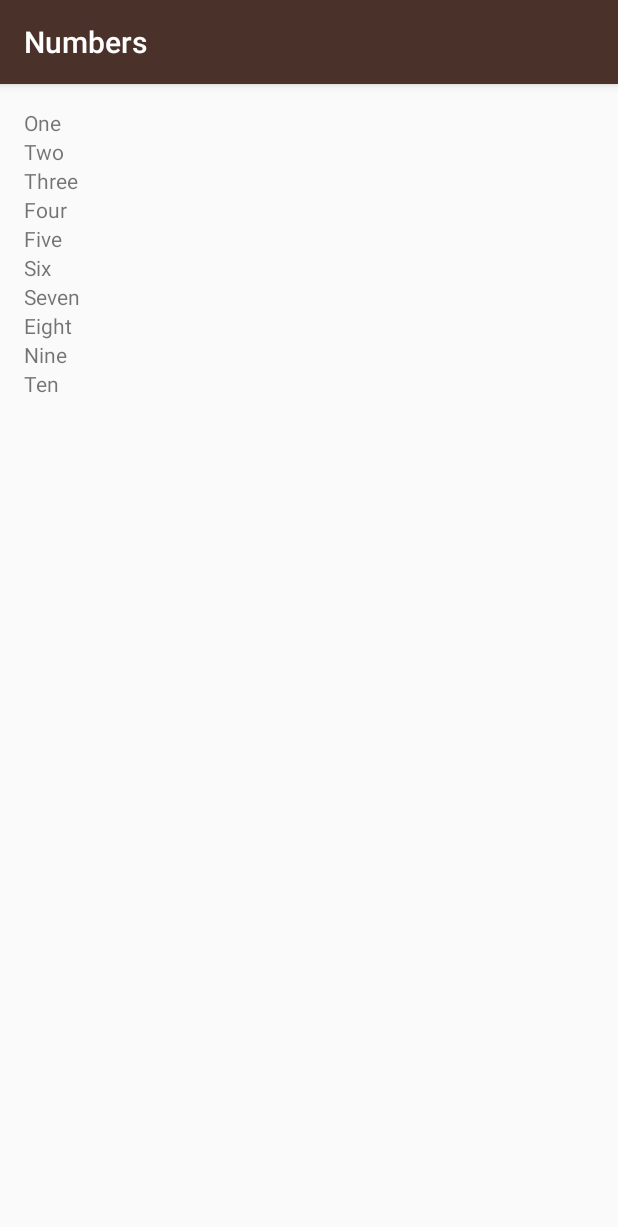
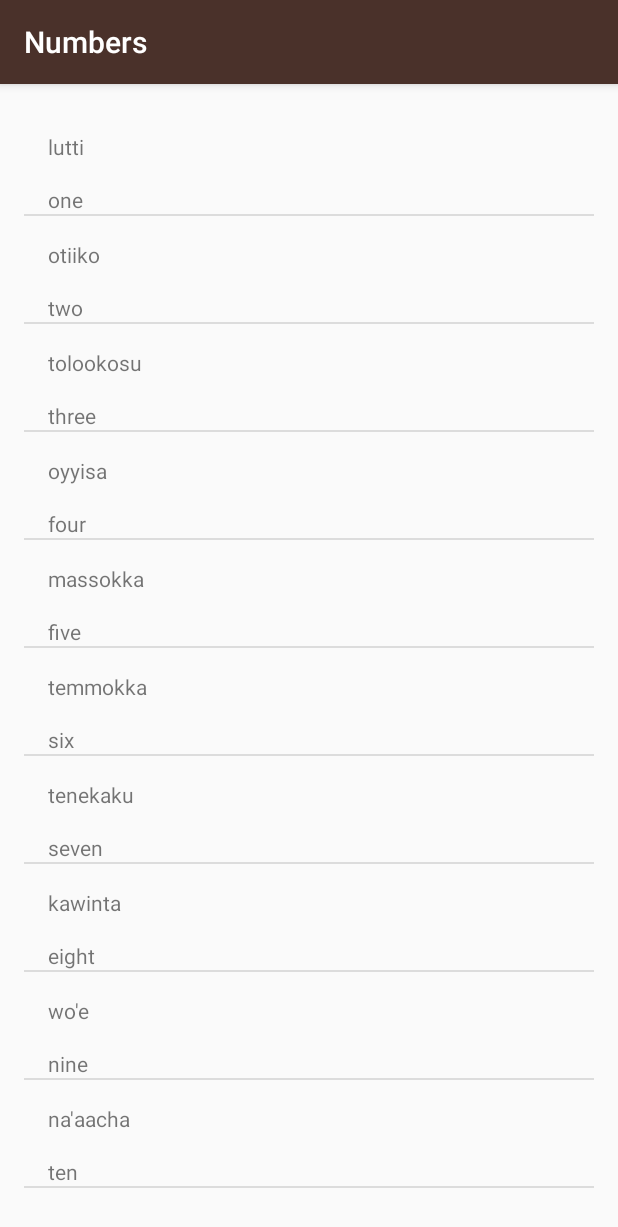
Before and after one commit to othesius-exe/miwok, an Android app: the NumbersActivity screen opened directly, with no data from a screen before it, on a phone screen of 412 x 824 dp. Shown: the top 1227 px of the screen. Run offline under Robolectric (Android 15) with nearby library versions, the phone set to English and light mode, and no system bars.

Commit message:
Added remaining word lists, refactored code

```diff
--- a/app/src/main/java/com/example/android/miwok/NumbersActivity.java
+++ b/app/src/main/java/com/example/android/miwok/NumbersActivity.java
@@ -2,8 +2,7 @@ package com.example.android.miwok;
 
 import android.os.Bundle;
 import android.support.v7.app.AppCompatActivity;
-import android.widget.LinearLayout;
-import android.widget.TextView;
+import android.widget.ListView;
 
 import java.util.ArrayList;
 
@@ -12,28 +11,29 @@ public class NumbersActivity extends AppCompatActivity {
     @Override
     protected void onCreate(Bundle savedInstanceState) {
         super.onCreate(savedInstanceState);
-        setContentView(R.layout.activity_numbers);
+        setContentView(R.layout.word_list);
 
-        // Declare the array of English numbers
-        ArrayList<String> englishNumbers = new ArrayList<>();
-        englishNumbers.add("One");
-        englishNumbers.add("Two");
-        englishNumbers.add("Three");
-        englishNumbers.add("Four");
-        englishNumbers.add("Five");
-        englishNumbers.add("Six");
-        englishNumbers.add("Seven");
-        englishNumbers.add("Eight");
-        englishNumbers.add("Nine");
-        englishNumbers.add("Ten");
+        // Create an ArrayList that accepts <Word> object types
+        ArrayList<Word> words = new ArrayList<>();
 
-        LinearLayout numbersRootView = (LinearLayout) findViewById(R.id.numbers_root_view);
+        //Add <Word> object types to the ArrayList
+        words.add(new Word("lutti", "one"));
+        words.add(new Word("otiiko", "two"));
+        words.add(new Word("tolookosu", "three"));
+        words.add(new Word("oyyisa", "four"));
+        words.add(new Word("massokka", "five"));
+        words.add(new Word("temmokka", "six"));
+        words.add(new Word("tenekaku", "seven"));
+        words.add(new Word("kawinta", "eight"));
+        words.add(new Word("wo'e", "nine"));
+        words.add(new Word("na'aacha", "ten"));
 
-        for (int index = 0; index < englishNumbers.size(); index ++) {
-            TextView wordView = new TextView(this);
-            numbersRootView.addView(wordView);
-            wordView.setText(englishNumbers.get(index));
-        }
+        //Instantiate a new WordAdapter for the words ArrayList
+        WordAdapter adapter = new WordAdapter(this, words);
+        //Declare the ListView to be used for placing the words objects in
+        ListView listView = (ListView) findViewById(R.id.list);
+        //Set the aforementioned WordAdapter adapter on the ListView
+        listView.setAdapter(adapter);
     }
 
 }
--- /dev/null
+++ b/app/src/main/java/com/example/android/miwok/Word.java
@@ -0,0 +1,29 @@
+package com.example.android.miwok;
+/**
+ * Created by Othesius on 2/16/17.
+ */
+
+public class Word {
+
+    // Default translation of the word
+    private String mDefaultTranslation;
+
+    // Miwok translation of the word
+    private String mMiwokTranslation;
+
+    // Accepts words and converts them from one language to the other
+    public Word(String defaultTranslation, String miwokTranslation){
+        mDefaultTranslation = defaultTranslation;
+        mMiwokTranslation = miwokTranslation;
+    }
+
+    // Returns default translation
+    public String getDefaultTranslation() {
+        return mDefaultTranslation;
+    }
+
+    // Returns Miwok translation
+    public String getmMiwokTranslation() {
+        return mMiwokTranslation;
+    }
+}
--- /dev/null
+++ b/app/src/main/java/com/example/android/miwok/WordAdapter.java
@@ -0,0 +1,56 @@
+package com.example.android.miwok;
+
+import android.app.Activity;
+import android.support.annotation.NonNull;
+import android.view.LayoutInflater;
+import android.view.View;
+import android.view.ViewGroup;
+import android.widget.ArrayAdapter;
+import android.widget.TextView;
+
+import java.util.ArrayList;
+
+import static com.example.android.miwok.R.id.list_view_1;
+import static com.example.android.miwok.R.id.list_view_2;
+
+/**
+ * Created by Othesius on 2/16/17.
+ */
+
+public class WordAdapter extends ArrayAdapter<Word> {
+    /**
+     *
+     * @param context Current context (Activity)
+     * @param words A list of words to be displayed in a list
+     */
+    public WordAdapter(Activity context, ArrayList<Word> words) {
+        super(context, 0, words);
+    }
+
+    /**
+     *
+     * @param position The Position in the list that should be displayed
+     * @param convertView The recycled view to use
+     * @param parent Parent view group used for inflation
+     * @return
+     */
+    @NonNull
+    @Override
+    public View getView(int position, View convertView, ViewGroup parent) {
+        // Get the data item for this position
+        Word word = getItem(position);
+        // Check if an existing view is being reused, otherwise inflate the view
+        if (convertView == null) {
+            convertView = LayoutInflater.from(getContext()).inflate(R.layout.list_item, parent, false);
+        }
+        // Lookup view for data population
+        TextView defaultWord = (TextView) convertView.findViewById(list_view_1);
+        TextView miwokWord = (TextView) convertView.findViewById(list_view_2);
+        // Populate the data into the template view using the data object
+        defaultWord.setText(word.getDefaultTranslation());
+        miwokWord.setText(word.getmMiwokTranslation());
+        // Return the completed view to render on screen
+        return convertView;
+    }
+
+}
--- a/app/src/main/res/layout/activity_numbers.xml
+++ /dev/null
@@ -1,14 +0,0 @@
-<?xml version="1.0" encoding="utf-8"?>
-<LinearLayout xmlns:android="http://schemas.android.com/apk/res/android"
-    xmlns:tools="http://schemas.android.com/tools"
-    android:id="@+id/numbers_root_view"
-    android:layout_width="match_parent"
-    android:layout_height="match_parent"
-    android:paddingBottom="@dimen/activity_vertical_margin"
-    android:paddingLeft="@dimen/activity_horizontal_margin"
-    android:paddingRight="@dimen/activity_horizontal_margin"
-    android:paddingTop="@dimen/activity_vertical_margin"
-    android:orientation="vertical"
-    tools:context="com.example.android.miwok.NumbersActivity">
-
-</LinearLayout>
--- /dev/null
+++ b/app/src/main/res/layout/list_item.xml
@@ -0,0 +1,24 @@
+<?xml version="1.0" encoding="utf-8"?>
+<LinearLayout xmlns:android="http://schemas.android.com/apk/res/android"
+    xmlns:toolsNs="http://schemas.android.com/tools"
+    android:orientation="vertical" android:layout_width="match_parent"
+    android:layout_height="match_parent">
+
+    <TextView
+        android:id="@+id/list_view_1"
+        android:layout_marginLeft="@dimen/activity_horizontal_margin"
+        android:layout_marginStart="@dimen/activity_horizontal_margin"
+        android:layout_marginTop="@dimen/activity_vertical_margin"
+        android:layout_width="wrap_content"
+        android:layout_height="wrap_content"
+        toolsNs:text="@string/lutti"/>
+    <TextView
+        android:id="@+id/list_view_2"
+        android:layout_marginLeft="@dimen/activity_horizontal_margin"
+        android:layout_marginStart="@dimen/activity_horizontal_margin"
+        android:layout_marginTop="@dimen/activity_vertical_margin"
+        android:layout_width="wrap_content"
+        android:layout_height="wrap_content"
+        toolsNs:text="@string/one"/>
+
+</LinearLayout>
--- a/app/src/main/res/layout/activity_family_members.xml
+++ b/app/src/main/res/layout/word_list.xml
@@ -1,13 +1,11 @@
 <?xml version="1.0" encoding="utf-8"?>
-<RelativeLayout xmlns:android="http://schemas.android.com/apk/res/android"
+<ListView xmlns:android="http://schemas.android.com/apk/res/android"
     xmlns:tools="http://schemas.android.com/tools"
-    android:id="@+id/activity_family_members"
+    android:id="@+id/list"
+    android:orientation="vertical"
     android:layout_width="match_parent"
     android:layout_height="match_parent"
     android:paddingBottom="@dimen/activity_vertical_margin"
     android:paddingLeft="@dimen/activity_horizontal_margin"
     android:paddingRight="@dimen/activity_horizontal_margin"
-    android:paddingTop="@dimen/activity_vertical_margin"
-    tools:context="com.example.android.miwok.FamilyMembersActivity">
-
-</RelativeLayout>
+    android:paddingTop="@dimen/activity_vertical_margin" />
--- a/app/src/main/res/values/dimens.xml
+++ b/app/src/main/res/values/dimens.xml
@@ -18,4 +18,6 @@
     <!-- Default screen margins, per the Android Design guidelines. -->
     <dimen name="activity_horizontal_margin">16dp</dimen>
     <dimen name="activity_vertical_margin">16dp</dimen>
+
+    <!-- List item text size -->
 </resources>
--- a/app/src/main/res/values/strings.xml
+++ b/app/src/main/res/values/strings.xml
@@ -27,4 +27,9 @@
 
     <!-- Category name for the vocabulary words for family members [CHAR LIMIT=20] -->
     <string name="category_family">Family Members</string>
+
+    <!-- Test Strings -->
+    <string name="lutti">Lutti</string>
+    <string name="one">One</string>
+
 </resources>
```
Also changed, not shown: app/src/main/java/com/example/android/miwok/ColorsActivity.java (+23 -2 lines), app/src/main/java/com/example/android/miwok/FamilyMembersActivity.java (+24 -2 lines), app/src/main/java/com/example/android/miwok/PhrasesActivity.java (+23 -2 lines), app/src/main/res/layout/activity_colors.xml (deleted, +0 -13 lines), app/src/main/res/layout/activity_phrases.xml (deleted, +0 -13 lines).
